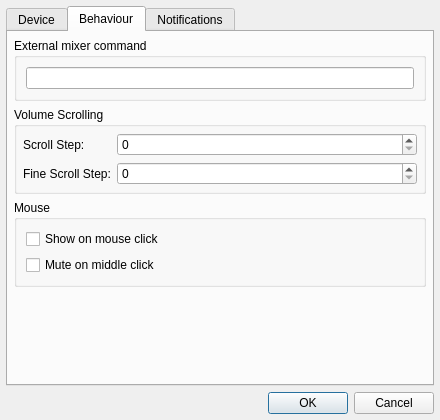
qtilities/voltrayke, file src/ui/dialogprefs.ui: the form before one commit.
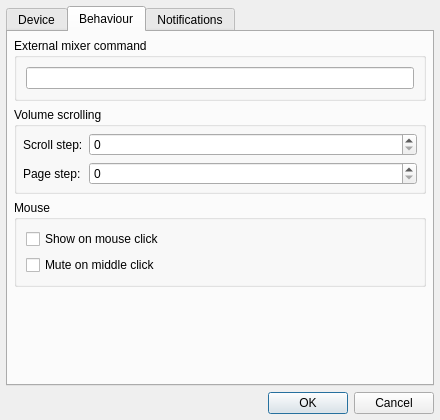
The form after the commit. The open tabs and pages were chosen to show the change. Icons and pictures are not drawn.

```diff
--- a/src/ui/dialogprefs.ui
+++ b/src/ui/dialogprefs.ui
@@ -165,7 +165,7 @@
           </sizepolicy>
          </property>
          <property name="title">
-          <string>Volume Scrolling</string>
+          <string>Volume scrolling</string>
          </property>
          <layout class="QFormLayout" name="layScroll">
           <property name="horizontalSpacing">
@@ -195,7 +195,7 @@
              </sizepolicy>
             </property>
             <property name="text">
-             <string>Scroll Step:</string>
+             <string>Scroll step:</string>
             </property>
            </widget>
           </item>
@@ -208,7 +208,7 @@
              </sizepolicy>
             </property>
             <property name="text">
-             <string>Fine Scroll Step:</string>
+             <string>Page step:</string>
             </property>
            </widget>
           </item>
```
Left out of the diff: 8 changed lines with no effect on the pictures.
